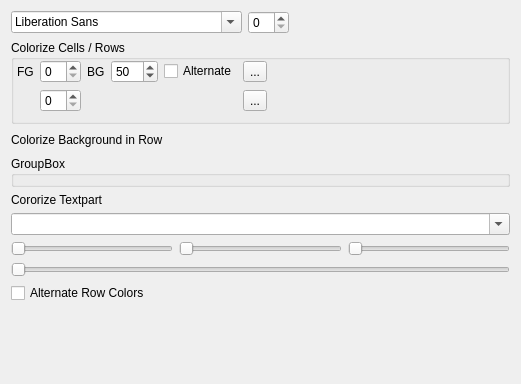
Before: the Qt Designer form forms/rowlayoutwidget.ui in helkatz/LogViewer, drawn with Qt 5; both pictures show x 0 to 521 and y 0 to 384 of the 521 by 656 pixel window.
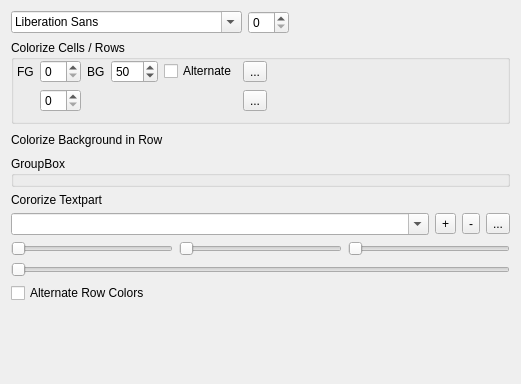
After: the same form once the commit is applied.

```diff
--- a/forms/rowlayoutwidget.ui
+++ b/forms/rowlayoutwidget.ui
@@ -201,6 +201,27 @@
            </property>
           </widget>
          </item>
+         <item>
+          <widget class="QToolButton" name="btnAddTextPart">
+           <property name="text">
+            <string>+</string>
+           </property>
+          </widget>
+         </item>
+         <item>
+          <widget class="QToolButton" name="btnRemoveTextPart">
+           <property name="text">
+            <string>-</string>
+           </property>
+          </widget>
+         </item>
+         <item>
+          <widget class="QToolButton" name="btnPickTextpartColor">
+           <property name="text">
+            <string>...</string>
+           </property>
+          </widget>
+         </item>
         </layout>
        </item>
        <item>
```
